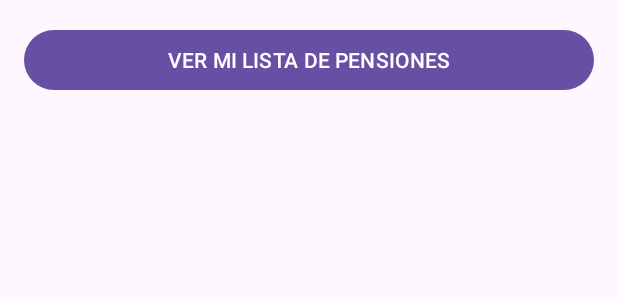
After one commit to paulbm9/AppCalidad, an Android app: the layout activity_listar.xml on its own in the app's theme, with its tools: preview values and no code run, on a phone screen of 412 x 824 dp. The commit adds this screen. Shown: the top 300 px of the screen. Run offline under Robolectric (Android 15) with nearby library versions, the phone set to English and light mode, and no system bars.

Commit message:
listado de pensiones y matriculas

```diff
--- /dev/null
+++ b/app/src/main/res/drawable-v24/table_divider.xml
@@ -0,0 +1,4 @@
+<shape xmlns:android="http://schemas.android.com/apk/res/android">
+    <solid android:color="@android:color/darker_gray" />
+    <size android:height="1dp" />
+</shape>
--- /dev/null
+++ b/app/src/main/res/drawable-v24/table_divider2.xml
@@ -0,0 +1,4 @@
+<shape xmlns:android="http://schemas.android.com/apk/res/android">
+    <solid android:color="@android:color/darker_gray" />
+    <size android:height="1dp" />
+</shape>
--- /dev/null
+++ b/app/src/main/res/layout/activity_listar.xml
@@ -0,0 +1,47 @@
+<?xml version="1.0" encoding="utf-8"?>
+<RelativeLayout xmlns:android="http://schemas.android.com/apk/res/android"
+    xmlns:tools="http://schemas.android.com/tools"
+    android:layout_width="match_parent"
+    android:layout_height="match_parent"
+    android:paddingLeft="16dp"
+    android:paddingTop="16dp"
+    android:paddingRight="16dp"
+    android:paddingBottom="16dp"
+    tools:context=".MainActivity">
+
+    <!-- Agregar el LinearLayout como contenedor principal -->
+    <LinearLayout
+        android:layout_width="match_parent"
+        android:layout_height="match_parent"
+        android:orientation="vertical">
+
+        <!-- Agregar el botón en la parte superior -->
+        <Button
+            android:id="@+id/btnir"
+            android:layout_width="match_parent"
+            android:layout_height="wrap_content"
+            android:layout_gravity="center"
+            android:text="VER MI LISTA DE PENSIONES"
+            android:onClick="pensiones"
+            android:layout_marginBottom="15dp"
+            />
+
+        <!-- El ScrollView y TableLayout siguen aquí -->
+        <ScrollView
+            android:layout_width="match_parent"
+            android:layout_height="0dp"
+            android:layout_weight="1">
+
+            <TableLayout
+                android:id="@+id/tableLayout"
+                android:layout_width="match_parent"
+                android:layout_height="match_parent"
+                android:divider="@drawable/table_divider"
+                android:showDividers="middle">
+            </TableLayout>
+
+        </ScrollView>
+
+    </LinearLayout>
+
+</RelativeLayout>
--- a/build.gradle
+++ b/build.gradle
@@ -1,5 +1,5 @@
 // Top-level build file where you can add configuration options common to all sub-projects/modules.
 plugins {
-    id 'com.android.application' version '8.0.0' apply false
-    id 'com.android.library' version '8.0.0' apply false
+    id 'com.android.application' version '7.3.0' apply false
+    id 'com.android.library' version '7.3.0' apply false
 }
```
Also changed, not shown: app/src/main/AndroidManifest.xml (+16 -0 lines), app/src/main/java/uch/quality/AppCalidadSoftware/MainActivity.java (+9 -0 lines), app/src/main/java/uch/quality/AppCalidadSoftware/listarActivity.java (added, +134 -0 lines), app/src/main/java/uch/quality/AppCalidadSoftware/listarPensiones.java (added, +123 -0 lines), app/src/main/res/layout/activity_listar_pensiones.xml (added, +47 -0 lines).
